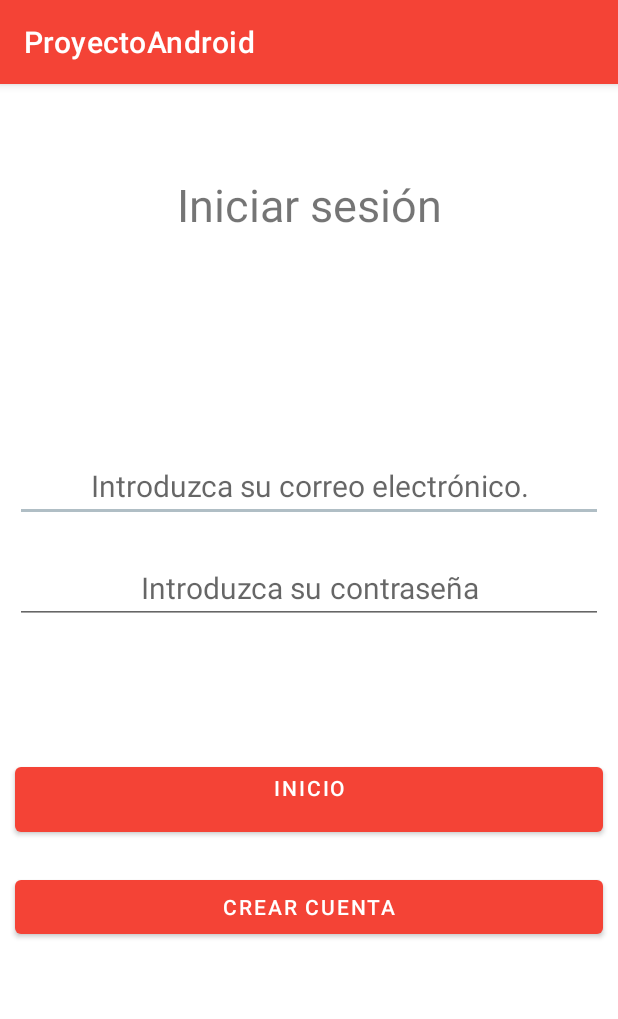
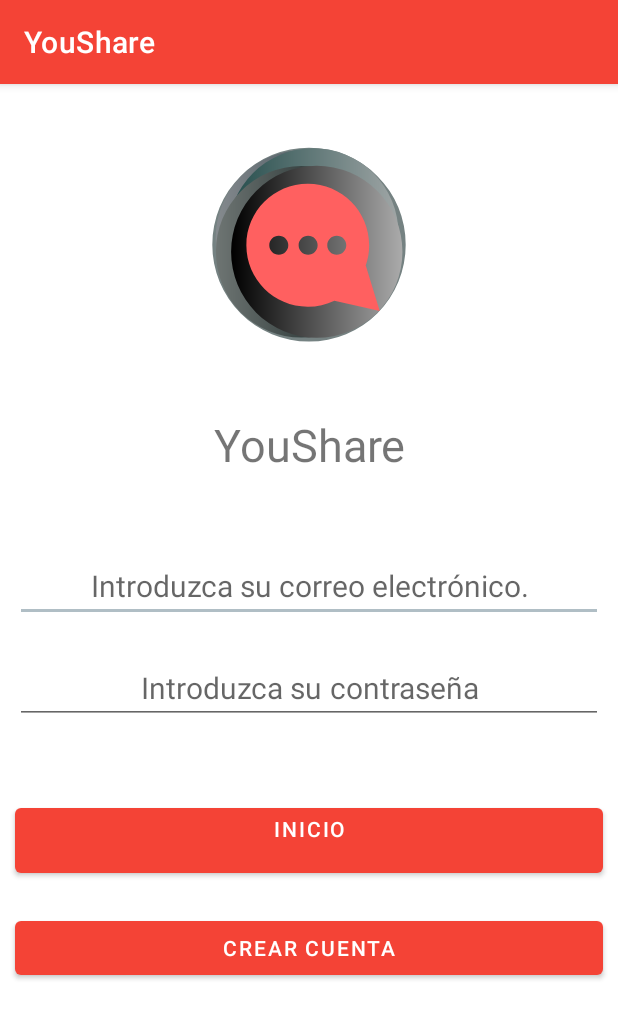
Before and after one commit to AlvaroVeraOrtiz/ProyectoAndroid, an Android app: the screen it shows after launch (LoginActivity), on a phone screen of 412 x 824 dp. Shown: the top 1019 px of the screen. Run offline under Robolectric (Android 15) with nearby library versions, the phone set to English and light mode, and no system bars; our stand-ins replace Firebase (no records; nobody signed in at launch, a user with empty details on screens opened directly).

Commit message:
logo refachero

```diff
--- /dev/null
+++ b/app/src/main/res/drawable/ic_logo_main.xml
@@ -0,0 +1,69 @@
+<vector xmlns:android="http://schemas.android.com/apk/res/android"
+    xmlns:aapt="http://schemas.android.com/aapt"
+    android:width="512dp"
+    android:height="512dp"
+    android:viewportWidth="512"
+    android:viewportHeight="512">
+  <path
+      android:pathData="M256,223.009m-165.027,0a165.027,165.027 0,1 0,330.053 0a165.027,165.027 135,1 0,-330.053 0"
+      android:fillColor="#758282"/>
+  <path
+      android:pathData="M246.827,212.756m-150.181,0a150.847,150.181 90,1 0,300.361 0a150.847,150.181 90,1 0,-300.361 0">
+    <aapt:attr name="android:fillColor">
+      <gradient
+          android:startY="212.756"
+          android:startX="96.56374"
+          android:endY="212.756"
+          android:endX="397.08923"
+          android:type="linear">
+        <item android:offset="0" android:color="#FF858A8E"/>
+        <item android:offset="1" android:color="#FF20333E"/>
+      </gradient>
+    </aapt:attr>
+  </path>
+  <path
+      android:pathData="M263.125,204.584m-145.649,0a146.307,145.649 90,1 0,291.299 0a146.307,145.649 90,1 0,-291.299 0">
+    <aapt:attr name="android:fillColor">
+      <gradient
+          android:startY="204.58276"
+          android:startX="117.37828"
+          android:endY="204.58276"
+          android:endX="408.87274"
+          android:type="linear">
+        <item android:offset="0" android:color="#FF234C4B"/>
+        <item android:offset="1" android:color="#FFA0A6A6"/>
+      </gradient>
+    </aapt:attr>
+  </path>
+  <path
+      android:pathData="M242.741,235.161m-145.649,0a146.307,145.649 90,1 0,291.299 0a146.307,145.649 90,1 0,-291.299 0">
+    <aapt:attr name="android:fillColor">
+      <gradient
+          android:startY="235.16222"
+          android:startX="96.99376"
+          android:endY="235.16222"
+          android:endX="388.48923"
+          android:type="linear">
+        <item android:offset="0" android:color="#FF6E7573"/>
+        <item android:offset="1" android:color="#FF061515"/>
+      </gradient>
+    </aapt:attr>
+  </path>
+  <path
+      android:pathData="M269.244,235.155m-146.199,0a146.847,146.199 90,1 0,292.398 0a146.847,146.199 90,1 0,-292.398 0">
+    <aapt:attr name="android:fillColor">
+      <gradient
+          android:startY="236.35211"
+          android:startX="123.04498"
+          android:endY="236.35211"
+          android:endX="415.443"
+          android:type="linear">
+        <item android:offset="0" android:color="#FF000000"/>
+        <item android:offset="1" android:color="#FFABABAB"/>
+      </gradient>
+    </aapt:attr>
+  </path>
+  <path
+      android:pathData="M376.734,336.373l-11.832,-38.685l-11.832,-38.685l-0.506,0.542c3.989,-11.087 6.175,-23.032 6.175,-35.495c0,-57.888 -46.929,-104.817 -104.817,-104.817S149.105,166.165 149.105,224.053S196.03,328.87 253.922,328.87c16.288,0 31.704,-3.717 45.456,-10.343l37.937,8.754L376.734,336.373zM204.449,240.268c-8.953,0 -16.214,-7.258 -16.214,-16.214s7.258,-16.21 16.214,-16.21s16.214,7.258 16.214,16.21S213.402,240.268 204.449,240.268zM254.518,240.268c-8.953,0 -16.21,-7.258 -16.21,-16.214s7.258,-16.21 16.21,-16.21s16.21,7.258 16.21,16.21S263.475,240.268 254.518,240.268zM287.181,224.053c0,-8.953 7.258,-16.21 16.214,-16.21s16.21,7.258 16.21,16.21s-7.258,16.214 -16.21,16.214S287.181,233.006 287.181,224.053z"
+      android:fillColor="#ff6060"/>
+</vector>
--- a/app/src/main/res/layout/activity_login.xml
+++ b/app/src/main/res/layout/activity_login.xml
@@ -15,21 +15,21 @@
         app:layout_constraintEnd_toEndOf="parent"
         app:layout_constraintStart_toStartOf="parent"
         app:layout_constraintTop_toTopOf="parent">
-
+        <ImageView
+            android:layout_width="200dp"
+            android:layout_gravity="center"
+            android:layout_height="200dp"
+            android:layout_marginTop="20dp"
+            android:background="@drawable/ic_logo_main"/>
         <TextView
             android:layout_width="match_parent"
             android:layout_height="wrap_content"
             android:layout_gravity="center"
-            android:layout_marginBottom="30dp"
             android:gravity="center"
-            android:paddingTop="60dp"
             android:paddingBottom="40dp"
-            android:text="@string/iniciar_sesion"
+            android:text="@string/app_name"
             android:textSize="30sp" />
 
-        <Space
-            android:layout_width="match_parent"
-            android:layout_height="63dp" />
 
         <EditText
             android:id="@+id/correoDeUsuario"
@@ -52,7 +52,7 @@
 
         <Space
             android:layout_width="match_parent"
-            android:layout_height="69dp" />
+            android:layout_height="30dp" />
 
         <Button
             android:textAlignment="center"
--- a/app/src/main/res/mipmap-anydpi-v26/ic_launcher.xml
+++ b/app/src/main/res/mipmap-anydpi-v26/ic_launcher.xml
@@ -1,5 +1,5 @@
 <?xml version="1.0" encoding="utf-8"?>
 <adaptive-icon xmlns:android="http://schemas.android.com/apk/res/android">
     <background android:drawable="@drawable/ic_launcher_background" />
-    <foreground android:drawable="@drawable/ic_logo" />
+    <foreground android:drawable="@drawable/ic_logo2" />
 </adaptive-icon>
--- a/app/src/main/res/mipmap-anydpi-v26/ic_launcher_round.xml
+++ b/app/src/main/res/mipmap-anydpi-v26/ic_launcher_round.xml
@@ -1,5 +1,5 @@
 <?xml version="1.0" encoding="utf-8"?>
 <adaptive-icon xmlns:android="http://schemas.android.com/apk/res/android">
     <background android:drawable="@drawable/ic_launcher_background" />
-    <foreground android:drawable="@drawable/ic_logo" />
+    <foreground android:drawable="@drawable/ic_logo2" />
 </adaptive-icon>
--- a/app/src/main/res/values/strings.xml
+++ b/app/src/main/res/values/strings.xml
@@ -1,5 +1,5 @@
 <resources>
-    <string name="app_name">ProyectoAndroid</string>
+    <string name="app_name">YouShare</string>
     <string name="navigation_drawer_open">Open navigation drawer</string>
     <string name="navigation_drawer_close">Close navigation drawer</string>
     <string name="nav_header_title">YouShare</string>
```
Also changed, not shown: app/src/main/res/drawable/ic_logo2.xml (added, +73 -0 lines).
